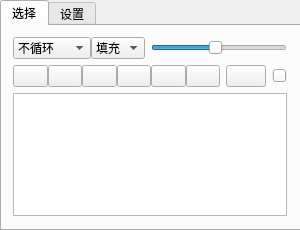
Above: mainwindow.ui from AkntRedMH/VideoWallpaper before the change. Below: the same form after it.
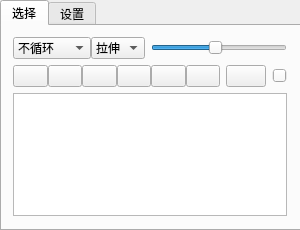
That is the form after the change. Icons and pictures are not drawn.

```diff
--- a/mainwindow.ui
+++ b/mainwindow.ui
@@ -90,16 +90,6 @@
            </item>
            <item>
             <widget class="QComboBox" name="CB_fit">
-             <item>
-              <property name="text">
-               <string>填充</string>
-              </property>
-             </item>
-             <item>
-              <property name="text">
-               <string>适应</string>
-              </property>
-             </item>
              <item>
               <property name="text">
                <string>拉伸</string>
```
Left out of the diff: 10 changed lines with no effect on the pictures.
